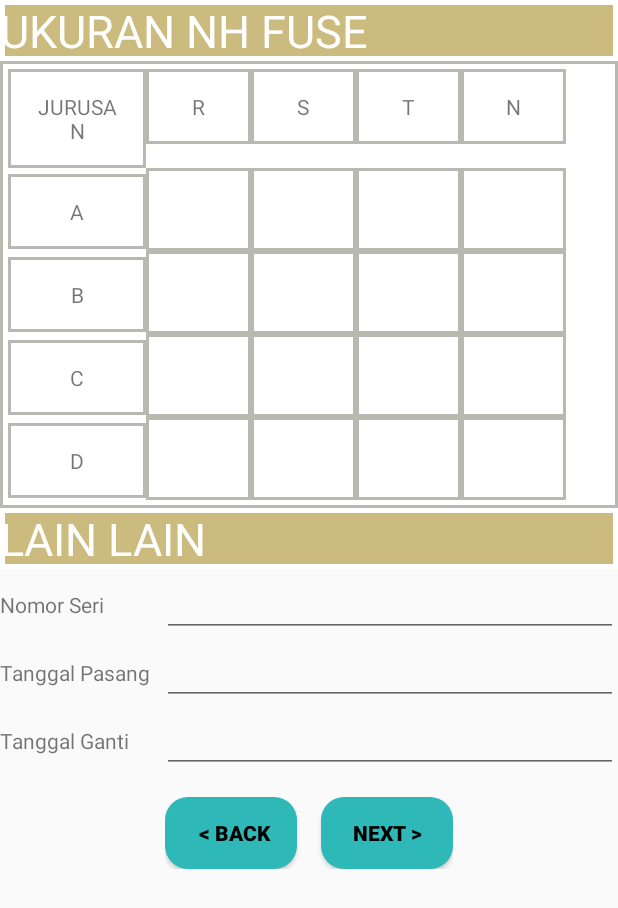
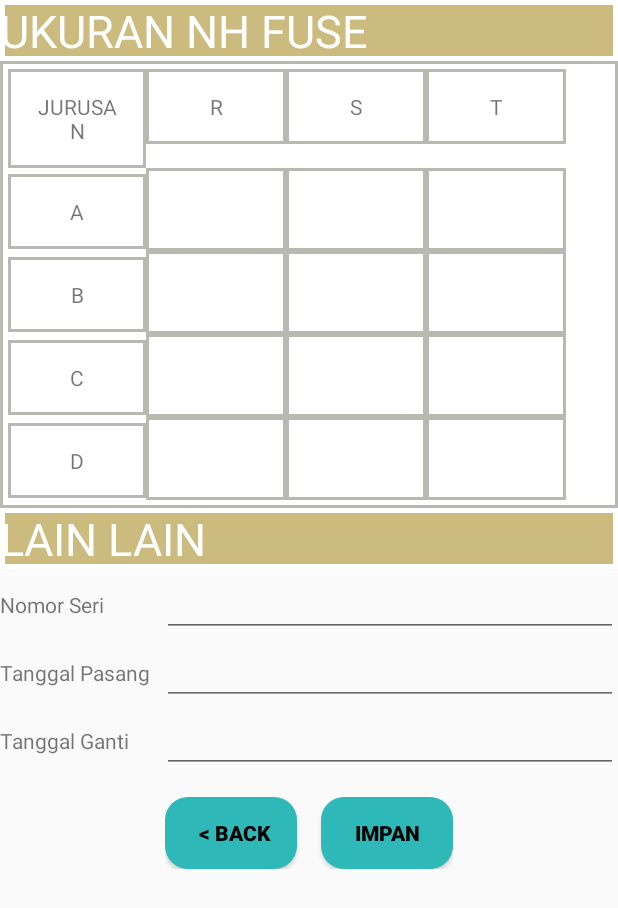
Before and after one commit to rizaldihabibie/simantan, an Android app: the UkuranLain screen opened directly, with no data from a screen before it, on a phone screen of 412 x 824 dp. Shown: the top 908 px of the screen. Run offline under Robolectric (Android 15) with nearby library versions, the phone set to English and light mode, and no system bars.

Commit message:
view data

```diff
--- a/app/src/main/java/com/niscalindo/simantan/controller/UkuranLain.java
+++ b/app/src/main/java/com/niscalindo/simantan/controller/UkuranLain.java
@@ -1,12 +1,17 @@
 package com.niscalindo.simantan.controller;
 
+import android.content.Context;
 import android.content.Intent;
 import android.os.Bundle;
 import android.support.v7.app.AppCompatActivity;
 import android.view.View;
 import android.widget.Button;
+import android.widget.EditText;
+import android.widget.Toast;
 
 import com.niscalindo.simantan.R;
+import com.niscalindo.simantan.database.dao.GarduDao;
+import com.niscalindo.simantan.database.dao.dao.impl.GarduDaoImpl;
 import com.niscalindo.simantan.database.model.Gardu;
 
 import java.io.Serializable;
@@ -17,24 +22,47 @@ import java.io.Serializable;
 public class UkuranLain extends AppCompatActivity {
 
     private Gardu garduMap;
-    private Button backButton;
+    private Button backButton, saveButton;
+    private EditText fuseAr, fuseAs, fuseAt;
+    private EditText fuseBr, fuseBs, fuseBt;
+    private EditText fuseCr, fuseCs, fuseCt;
+    private EditText fuseDr, fuseDs, fuseDt;
+    private EditText noSeri, tglPasang, tglGanti;
+    private Context context;
+    private GarduDao garduDao;
     @Override
     protected void onCreate(Bundle savedInstanceState){
         super.onCreate(savedInstanceState);
         setContentView(R.layout.ukuran_lain_lain);
-//        garduDao = new GarduDaoImpl();
-//        context = this;
+        context = this;
+        garduDao = new GarduDaoImpl();
         init();
 
         if(getIntent().hasExtra("GARDU_SESSION")){
             garduMap = (Gardu) getIntent().getSerializableExtra("GARDU_SESSION");
-//            fillData(garduMap);
         }
         back();
+        save();
     }
 
     public void init(){
         backButton = (Button)findViewById(R.id.backButton);
+        saveButton = (Button)findViewById(R.id.saveButton);
+        fuseAr = (EditText)findViewById(R.id.a_r);
+        fuseAs = (EditText)findViewById(R.id.a_s);
+        fuseAt = (EditText)findViewById(R.id.a_t);
+        fuseBr = (EditText)findViewById(R.id.b_r);
+        fuseBs = (EditText)findViewById(R.id.b_s);
+        fuseBt = (EditText)findViewById(R.id.b_t);
+        fuseCr = (EditText)findViewById(R.id.c_r);
+        fuseCs = (EditText)findViewById(R.id.c_s);
+        fuseCt = (EditText)findViewById(R.id.c_t);
+        fuseDr = (EditText)findViewById(R.id.d_r);
+        fuseDs = (EditText)findViewById(R.id.d_s);
+        fuseDt = (EditText)findViewById(R.id.d_t);
+        noSeri = (EditText)findViewById(R.id.nomorSeri);
+        tglGanti = (EditText)findViewById(R.id.tanggalGanti);
+        tglPasang = (EditText)findViewById(R.id.tanggalPasang);
     }
     public void back(){
         backButton.setOnClickListener(
@@ -51,4 +79,71 @@ public class UkuranLain extends AppCompatActivity {
         );
 
     }
+    public void save(){
+        saveButton.setOnClickListener(
+                new View.OnClickListener() {
+                    @Override
+                    public void onClick(View v) {
+
+                        if(fuseAr.getText().toString().equals("")){
+                            Toast.makeText(context, "Mohon Isi Kolom R Baris A ", Toast.LENGTH_SHORT).show();
+                        }else if(fuseAs.getText().toString().equals("")){
+                            Toast.makeText(context, "Mohon Isi Kolom S Baris A", Toast.LENGTH_SHORT).show();
+                        }else if(fuseAt.getText().toString().equals("")){
+                            Toast.makeText(context, "Mohon Isi Kolom T Baris A", Toast.LENGTH_SHORT).show();
+                        }else if(fuseBr.getText().toString().equals("")){
+                            Toast.makeText(context, "Mohon Isi Kolom R Baris B", Toast.LENGTH_SHORT).show();
+                        }else if(fuseBs.getText().equals("")){
+                            Toast.makeText(context, "Mohon Isi Kolom S Baris B", Toast.LENGTH_SHORT).show();
+                        }else if(fuseBt.getText().toString().equals("")){
+                            Toast.makeText(context, "Mohon Isi Kolom T Baris B", Toast.LENGTH_SHORT).show();
+                        }else if(fuseCr.getText().equals("")){
+                            Toast.makeText(context, "Mohon Isi Kolom R Baris C", Toast.LENGTH_SHORT).show();
+                        }else if(fuseCs.getText().toString().equals("")){
+                            Toast.makeText(context, "Mohon Isi Kolom S Baris C", Toast.LENGTH_SHORT).show();
+                        }else if(fuseCt.getText().toString().equals("")){
+                            Toast.makeText(context, "Mohon Isi Kolom T Baris C", Toast.LENGTH_SHORT).show();
+                        }else if(fuseDr.getText().toString().equals("")){
+                            Toast.makeText(context, "Mohon Isi Kolom R Baris D", Toast.LENGTH_SHORT).show();
+                        }else if(fuseDs.getText().toString().equals("")){
+                            Toast.makeText(context, "Mohon Isi Kolom S Baris D", Toast.LENGTH_SHORT).show();
+                        }else if(fuseDt.getText().toString().equals("")){
+                            Toast.makeText(context, "Mohon Isi Kolom T Baris D", Toast.LENGTH_SHORT).show();
+                        }else if(noSeri.getText().toString().equals("")){
+                            Toast.makeText(context, "Mohon Nomor Seri", Toast.LENGTH_SHORT).show();
+                        }else if(tglPasang.getText().toString().equals("")){
+                            Toast.makeText(context, "Mohon Isi Tanggal Pasang", Toast.LENGTH_SHORT).show();
+                        }else if(tglGanti.getText().toString().equals("")){
+                            Toast.makeText(context, "Mohon Isi Tanggal Ganti", Toast.LENGTH_SHORT).show();
+                        }else {
+                            garduMap.setFuseAr(fuseAr.getText().toString());
+                            garduMap.setFuseAs(fuseAs.getText().toString());
+                            garduMap.setFuseAt(fuseAt.getText().toString());
+                            garduMap.setFuseBr(fuseBr.getText().toString());
+                            garduMap.setFuseBs(fuseBs.getText().toString());
+                            garduMap.setFuseBt(fuseBt.getText().toString());
+                            garduMap.setFuseCr(fuseCr.getText().toString());
+                            garduMap.setFuseCs(fuseCs.getText().toString());
+                            garduMap.setFuseCt(fuseCt.getText().toString());
+                            garduMap.setFuseDr(fuseDr.getText().toString());
+                            garduMap.setFuseDs(fuseDs.getText().toString());
+                            garduMap.setFuseDt(fuseDt.getText().toString());
+                            garduMap.setNoSeri(noSeri.getText().toString());
+                            garduMap.setTanggalGanti(tglGanti.getText().toString());
+                            garduMap.setTanggalPasang(tglPasang.getText().toString());
+                            boolean success = garduDao.saveGardu(garduMap,context);
+                            if(success){
+                                Intent intent = new Intent("com.niscalindo.simantan.controller.GarduPage");
+                                startActivity(intent);
+                            }else{
+                                Toast.makeText(context, "Something wrong", Toast.LENGTH_SHORT).show();
+                            }
+                        }
+
+                    }
+                }
+        );
+
+    }
+
 }
--- a/app/src/main/res/layout/tegangan_beban.xml
+++ b/app/src/main/res/layout/tegangan_beban.xml
@@ -121,7 +121,7 @@
                     android:layout_weight="1"
                     android:gravity="center"
                     android:padding="15dip"
-                    android:text="S_T" />
+                    android:text="S-T" />
                 <EditText
                     android:id="@+id/s_t"
                     android:layout_width="125dp"
--- a/app/src/main/res/layout/ukuran_lain_lain.xml
+++ b/app/src/main/res/layout/ukuran_lain_lain.xml
@@ -31,33 +31,26 @@
                     android:padding="15dip"
                     android:text="JURUSAN" />
                 <TextView
-                    android:layout_width="70dp"
+                    android:layout_width="93dp"
                     android:background="@drawable/border"
                     android:layout_weight="1"
                     android:gravity="center"
                     android:padding="15dip"
                     android:text="R" />
                 <TextView
-                    android:layout_width="70dp"
+                    android:layout_width="93dp"
                     android:background="@drawable/border"
                     android:layout_weight="1"
                     android:gravity="center"
                     android:padding="15dip"
                     android:text="S" />
                 <TextView
-                    android:layout_width="70dp"
+                    android:layout_width="93dp"
                     android:background="@drawable/border"
                     android:layout_weight="1"
                     android:gravity="center"
                     android:padding="15dip"
                     android:text="T" />
-                <TextView
-                    android:layout_width="70dp"
-                    android:background="@drawable/border"
-                    android:layout_weight="1"
-                    android:gravity="center"
-                    android:padding="15dip"
-                    android:text="N" />
             </TableRow>
 
         </TableRow>
@@ -76,32 +69,25 @@
                     android:text="A" />
                 <EditText
                     android:id="@+id/a_r"
-                    android:layout_width="70dp"
+                    android:layout_width="93dp"
                     android:background="@drawable/border"
                     android:layout_weight="1"
                     android:gravity="center"
                     android:padding="15dip" />
                 <EditText
                     android:id="@+id/a_s"
-                    android:layout_width="70dp"
+                    android:layout_width="93dp"
                     android:background="@drawable/border"
                     android:layout_weight="1"
                     android:gravity="center"
                     android:padding="15dip"/>
                 <EditText
                     android:id="@+id/a_t"
-                    android:layout_width="70dp"
+                    android:layout_width="93dp"
                     android:background="@drawable/border"
                     android:layout_weight="1"
                     android:gravity="center"
                     android:padding="15dip"/>
-                <EditText
-                    android:id="@+id/a_n"
-                    android:layout_width="70dp"
-                    android:background="@drawable/border"
-                    android:layout_weight="1"
-                    android:gravity="center"
-                    android:padding="15dip" />
             </TableRow>
 
         </TableRow>
@@ -120,32 +106,25 @@
                     android:text="B" />
                 <EditText
                     android:id="@+id/b_r"
-                    android:layout_width="70dp"
+                    android:layout_width="93dp"
                     android:background="@drawable/border"
                     android:layout_weight="1"
                     android:gravity="center"
                     android:padding="15dip" />
                 <EditText
                     android:id="@+id/b_s"
-                    android:layout_width="70dp"
+                    android:layout_width="93dp"
                     android:background="@drawable/border"
                     android:layout_weight="1"
                     android:gravity="center"
                     android:padding="15dip"/>
                 <EditText
                     android:id="@+id/b_t"
-                    android:layout_width="70dp"
+                    android:layout_width="93dp"
                     android:background="@drawable/border"
                     android:layout_weight="1"
                     android:gravity="center"
                     android:padding="15dip"/>
-                <EditText
-                    android:id="@+id/b_n"
-                    android:layout_width="70dp"
-                    android:background="@drawable/border"
-                    android:layout_weight="1"
-                    android:gravity="center"
-                    android:padding="15dip" />
             </TableRow>
         </TableRow>
         <TableRow
@@ -163,32 +142,25 @@
                     android:text="C" />
                 <EditText
                     android:id="@+id/c_r"
-                    android:layout_width="70dp"
+                    android:layout_width="93dp"
                     android:background="@drawable/border"
                     android:layout_weight="1"
                     android:gravity="center"
                     android:padding="15dip" />
                 <EditText
                     android:id="@+id/c_s"
-                    android:layout_width="70dp"
+                    android:layout_width="93dp"
                     android:background="@drawable/border"
                     android:layout_weight="1"
                     android:gravity="center"
                     android:padding="15dip"/>
                 <EditText
                     android:id="@+id/c_t"
-                    android:layout_width="70dp"
+                    android:layout_width="93dp"
                     android:background="@drawable/border"
                     android:layout_weight="1"
                     android:gravity="center"
                     android:padding="15dip"/>
-                <EditText
-                    android:id="@+id/c_n"
-                    android:layout_width="70dp"
-                    android:background="@drawable/border"
-                    android:layout_weight="1"
-                    android:gravity="center"
-                    android:padding="15dip" />
             </TableRow>
         </TableRow>
         <TableRow
@@ -206,32 +178,25 @@
                     android:text="D" />
                 <EditText
                     android:id="@+id/d_r"
-                    android:layout_width="70dp"
+                    android:layout_width="93dp"
                     android:background="@drawable/border"
                     android:layout_weight="1"
                     android:gravity="center"
                     android:padding="15dip" />
                 <EditText
                     android:id="@+id/d_s"
-                    android:layout_width="70dp"
+                    android:layout_width="93dp"
                     android:background="@drawable/border"
                     android:layout_weight="1"
                     android:gravity="center"
                     android:padding="15dip"/>
                 <EditText
                     android:id="@+id/d_t"
-                    android:layout_width="70dp"
+                    android:layout_width="93dp"
                     android:background="@drawable/border"
                     android:layout_weight="1"
                     android:gravity="center"
                     android:padding="15dip"/>
-                <EditText
-                    android:id="@+id/d_n"
-                    android:layout_width="70dp"
-                    android:background="@drawable/border"
-                    android:layout_weight="1"
-                    android:gravity="center"
-                    android:padding="15dip" />
             </TableRow>
         </TableRow>
     </TableLayout>
@@ -323,7 +288,7 @@
                 android:layout_width="wrap_content"
                 android:layout_height="wrap_content"
                 android:layout_marginTop="16dp"
-                android:text="NEXT >"
+                android:text="IMPAN"
                 android:textStyle="bold" />
         </LinearLayout>
     </RelativeLayout>
```
Also changed, not shown: app/src/main/AndroidManifest.xml (+14 -0 lines), app/src/main/java/com/niscalindo/simantan/controller/AddGardu.java (+1 -7 lines), app/src/main/java/com/niscalindo/simantan/controller/ViewDataGardu.java (+4 -4 lines), app/src/main/java/com/niscalindo/simantan/controller/ViewTeganganBeban.java (added, +139 -0 lines), app/src/main/java/com/niscalindo/simantan/controller/ViewUkuranLain.java (added, +109 -0 lines), app/src/main/java/com/niscalindo/simantan/database/dao/dao/impl/GarduDaoImpl.java (+112 -2 lines), app/src/main/java/com/niscalindo/simantan/database/helper/Databasehelper.java (+10 -1 lines), app/src/main/res/layout/view_gardu.xml (+13 -12 lines).
